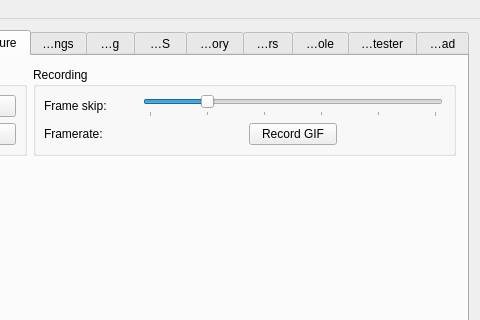
First picture: the form in gui/qt/mainwindow.ui, repository CE-Programming/CEmu, before the edit; both pictures show x 545 to 1025 and y 0 to 320 of the 1025 by 831 pixel window.
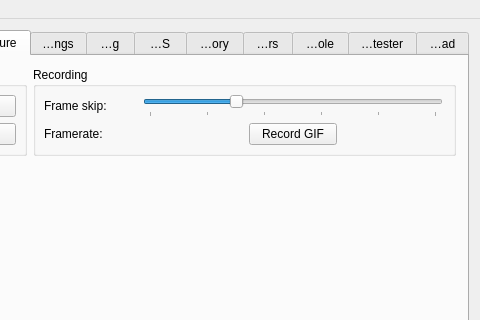
Second picture: the form after the edit. The open tabs and pages were chosen to show the change. Icons and pictures are not drawn. Custom widgets are drawn as their Qt base class.

Commit message: Allow frameskip 0

Diff of the .ui file:
```diff
--- a/gui/qt/mainwindow.ui
+++ b/gui/qt/mainwindow.ui
@@ -599,10 +599,10 @@
                 <enum>Qt::NoFocus</enum>
                </property>
                <property name="minimum">
-                <number>1</number>
+                <number>0</number>
                </property>
                <property name="maximum">
-                <number>11</number>
+                <number>10</number>
                </property>
                <property name="pageStep">
                 <number>2</number>
```
